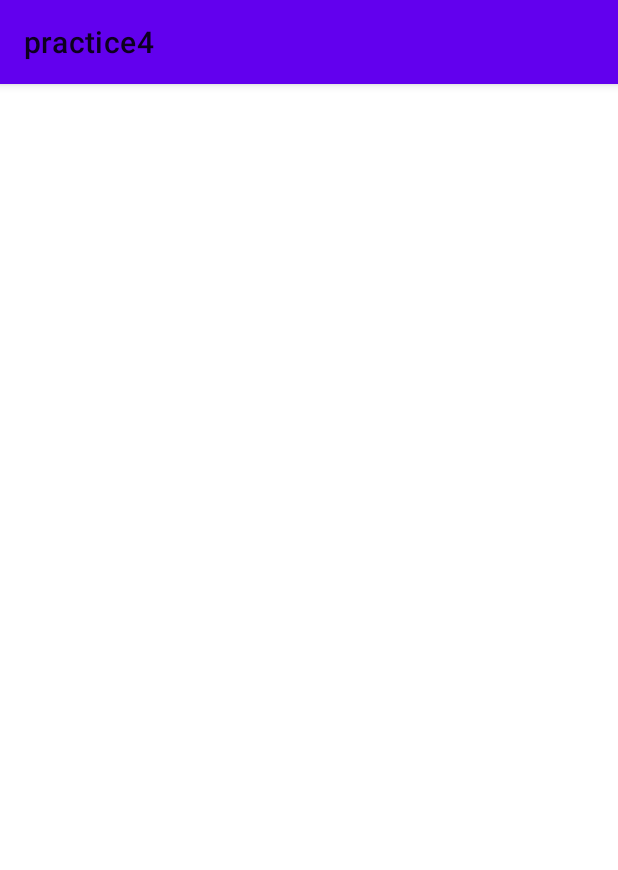
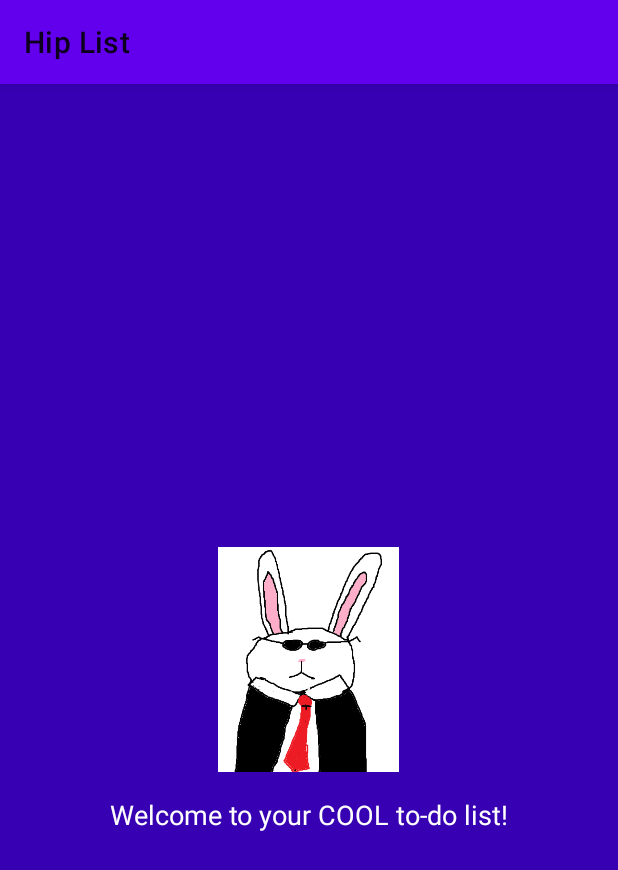
Before and after one commit to BenWeaverPSU/practice4, an Android app built with Jetpack Compose: the SplashActivity screen opened directly, with no data from a screen before it, on a phone screen of 412 x 824 dp. Shown: the top 870 px of the screen. Run offline under Robolectric (Android 15) with nearby library versions, the phone set to English and light mode, and no system bars; our stand-ins replace Firebase (no records; nobody signed in at launch, a user with empty details on screens opened directly).

Commit message:
fixed padding issues

```diff
--- a/app/src/main/java/com/example/practice4/SplashActivity.kt
+++ b/app/src/main/java/com/example/practice4/SplashActivity.kt
@@ -27,6 +27,6 @@ class SplashActivity : AppCompatActivity() {
             }
             startActivity(intent)
             finish()
-        }, 2000)
+        }, 5000)
     }
 }
--- a/app/src/main/res/layout/activity_main.xml
+++ b/app/src/main/res/layout/activity_main.xml
@@ -3,6 +3,7 @@
     xmlns:android="http://schemas.android.com/apk/res/android"
     xmlns:app="http://schemas.android.com/apk/res-auto"
     android:id="@+id/drawer_layout"
+    android:fitsSystemWindows="false"
     android:layout_width="match_parent"
     android:layout_height="match_parent">
 
@@ -19,6 +20,8 @@
         android:layout_height="match_parent"
         android:layout_gravity="start"
         app:menu="@menu/drawer_menu"
+        android:paddingTop="24dp"
+        android:paddingBottom="24dp"
         app:headerLayout="@layout/nav_header"/>
 
 </androidx.drawerlayout.widget.DrawerLayout>
--- a/app/src/main/res/layout/activity_splash.xml
+++ b/app/src/main/res/layout/activity_splash.xml
@@ -1,15 +1,23 @@
-<?xml version="1.0" encoding="utf-8"?>
 <RelativeLayout xmlns:android="http://schemas.android.com/apk/res/android"
     android:layout_width="match_parent"
     android:layout_height="match_parent"
-    android:background="@color/white">
+    android:background="@color/purple_700">
 
-    <!-- You can put your app logo here -->
     <ImageView
         android:id="@+id/logoImage"
         android:layout_width="150dp"
         android:layout_height="150dp"
+        android:src="@drawable/rabbit"
         android:layout_centerInParent="true"/>
-       <!--android:src="@drawable/ic_logo"-->
 
+    <TextView
+        android:id="@+id/splashTagline"
+        android:layout_width="wrap_content"
+        android:layout_height="wrap_content"
+        android:text="Welcome to your COOL to-do list!"
+        android:textColor="@android:color/white"
+        android:textSize="18sp"
+        android:layout_below="@id/logoImage"
+        android:layout_centerHorizontal="true"
+        android:layout_marginTop="16dp"/>
 </RelativeLayout>
--- a/app/src/main/res/layout/fragment_home.xml
+++ b/app/src/main/res/layout/fragment_home.xml
@@ -3,7 +3,8 @@
     android:layout_width="match_parent"
     android:layout_height="match_parent"
     android:orientation="vertical"
-    android:padding="16dp">
+    android:padding="16dp"
+    android:fitsSystemWindows="true">
 
     <TextView
         android:layout_width="wrap_content"
--- a/app/src/main/res/layout/nav_header.xml
+++ b/app/src/main/res/layout/nav_header.xml
@@ -1,8 +1,8 @@
 <LinearLayout xmlns:android="http://schemas.android.com/apk/res/android"
     android:orientation="vertical"
-    android:padding="16dp"
     android:layout_width="match_parent"
-    android:layout_height="160dp"
+    android:layout_height="124dp"
+    android:fitsSystemWindows="true"
     android:background="@color/purple_500">
 
     <TextView
--- a/app/src/main/res/menu/drawer_menu.xml
+++ b/app/src/main/res/menu/drawer_menu.xml
@@ -4,7 +4,7 @@
         android:title="Home"
         android:icon="@android:drawable/btn_star"/>
     <item android:id="@+id/nav_items"
-        android:title="Items"
+        android:title="Full List"
         android:icon="@android:drawable/ic_menu_agenda" />
     <item android:id="@+id/nav_account"
         android:title="Account"
--- a/app/src/main/res/values/strings.xml
+++ b/app/src/main/res/values/strings.xml
@@ -1,5 +1,5 @@
 <resources>
-    <string name="app_name">practice4</string>
+    <string name="app_name">Hip List</string>
     <string name="navigation_drawer_open">Open navigation drawer</string>
     <string name="navigation_drawer_close">Close navigation drawer</string>
     <string name="home">Home</string>
```
Also changed, not shown: app/src/main/res/layout/fragment_item_list.xml (+5 -2 lines), app/src/main/res/drawable/rabbit.png (added).
